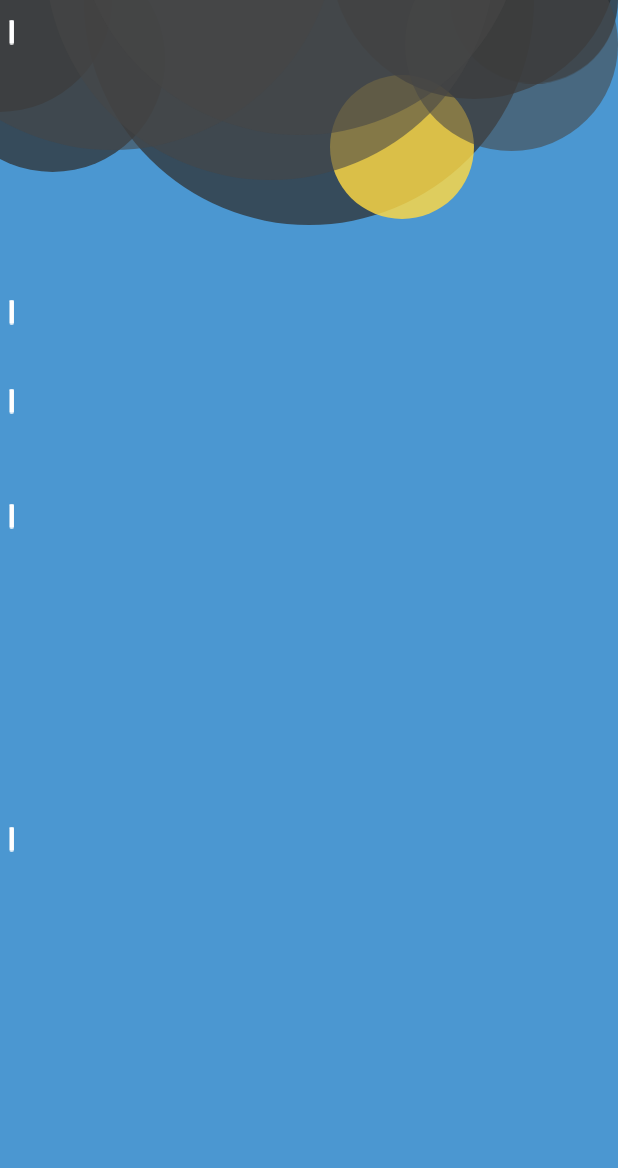
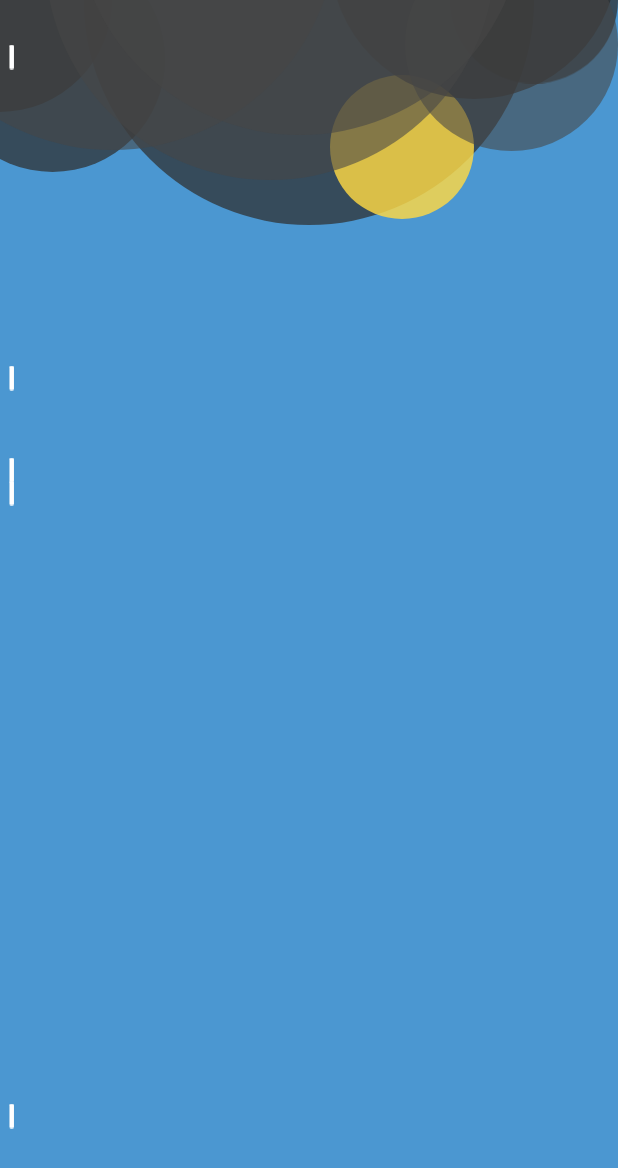
Before and after one commit to Yahyaali1/WeatherAnimation, an Android app: the screen it shows after launch (MainActivity), on a phone screen of 412 x 824 dp. Shown: the top 1168 px of the screen. Run offline under Robolectric (Android 15) with nearby library versions, the light colour scheme and no system bars.

Commit message:
Added Windy

```diff
--- a/app/src/main/java/com/example/a7/animation/CustomView.java
+++ b/app/src/main/java/com/example/a7/animation/CustomView.java
@@ -243,10 +243,10 @@ public class CustomView extends RelativeLayout {
     }
     public void makeWind(){
         int width =  Resources.getSystem().getDisplayMetrics().widthPixels;
-        int height =  Resources.getSystem().getDisplayMetrics().heightPixels;
+        final int height =  Resources.getSystem().getDisplayMetrics().heightPixels;
         int unit=1;
         for ( int i =0;i<amount;i++){
-            float i2 = r.nextFloat()*(1f + -1f);
+            float i2 = r.nextFloat()*(1f - -1f)+-1f;
             Log.d("Tested", String.valueOf(i2));
             AnimationSet animation = new AnimationSet(false); //change to false
             TranslateAnimation mAnimation2 = new TranslateAnimation(
@@ -259,14 +259,33 @@ public class CustomView extends RelativeLayout {
             mAnimation2.setRepeatMode(Animation.RESTART);
             mAnimation2.setInterpolator(new LinearInterpolator());
             animation.addAnimation(mAnimation2);
-            int i1 = r.nextInt(height - 0 + 1)+0;
+            final int i1 = r.nextInt(height)+1;
             final ImageView imageView = new ImageView(this.getContext());
             imageView.setImageResource(R.drawable.ic_drop);
             imageView.setX(0);
             imageView.setY(i1);
             LinearLayout.LayoutParams layoutParams = new LinearLayout.LayoutParams(25, 50);
             imageView.setLayoutParams(layoutParams);
-            imageView.setAnimation(animation);
+            mAnimation2.setAnimationListener(new Animation.AnimationListener() {
+                @Override
+                public void onAnimationStart(Animation animation) {
+
+                }
+
+                @Override
+                public void onAnimationEnd(Animation animation) {
+                    Log.d("Tested","End");
+                }
+
+                @Override
+                public void onAnimationRepeat(Animation animation) {
+                    Log.d("Tested","Repeat");
+                    int i1 = r.nextInt(height)+1;
+                    imageView.setX(0);
+                    imageView.setY(i1);
+                }
+            });
+            imageView.startAnimation(animation);
             this.addView(imageView);
             unit=unit+50;
         }
```
